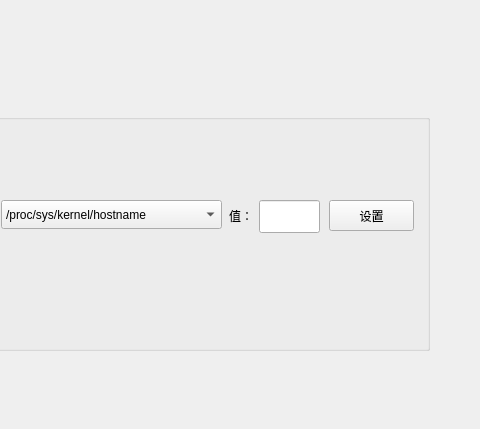
Old version of the form SYS/kernalparampage.ui in the repository liuyufeng509/SecCenter; both pictures show x 231 to 711 and y 0 to 429 of the 711 by 429 pixel window.
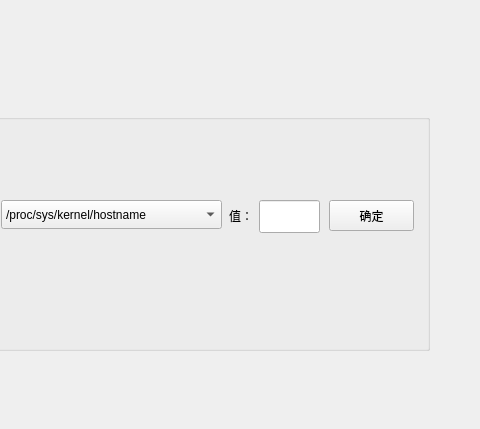
New version of the form.

```diff
--- a/SYS/kernalparampage.ui
+++ b/SYS/kernalparampage.ui
@@ -60,7 +60,7 @@
      </rect>
     </property>
     <property name="text">
-     <string>设置</string>
+     <string>确定</string>
     </property>
    </widget>
    <widget class="QLabel" name="label_2">
```
